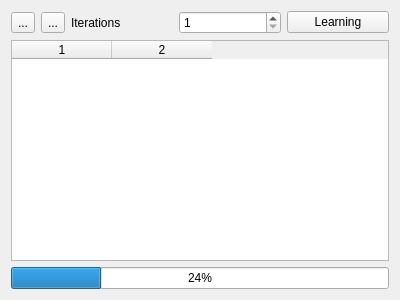
This is feedingtool.ui in yageek/lastneurds as Qt 5 draws it before an edit. The edited form follows.
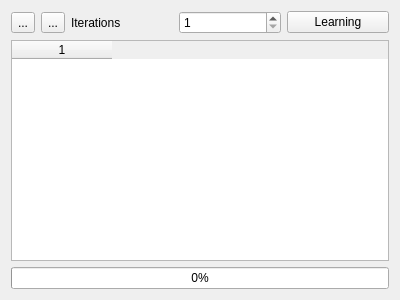
This is the edited form. Icons and pictures are not drawn.

Diff of the .ui file:
```diff
--- a/feedingtool.ui
+++ b/feedingtool.ui
@@ -67,16 +67,15 @@
    <item>
     <widget class="QTableWidget" name="truthTable">
      <property name="columnCount">
-      <number>2</number>
+      <number>1</number>
      </property>
      <column/>
-     <column/>
     </widget>
    </item>
    <item>
     <widget class="QProgressBar" name="progressBar">
      <property name="value">
-      <number>24</number>
+      <number>0</number>
      </property>
     </widget>
    </item>
```
Left out of the diff: 22 changed lines with no effect on the pictures.
